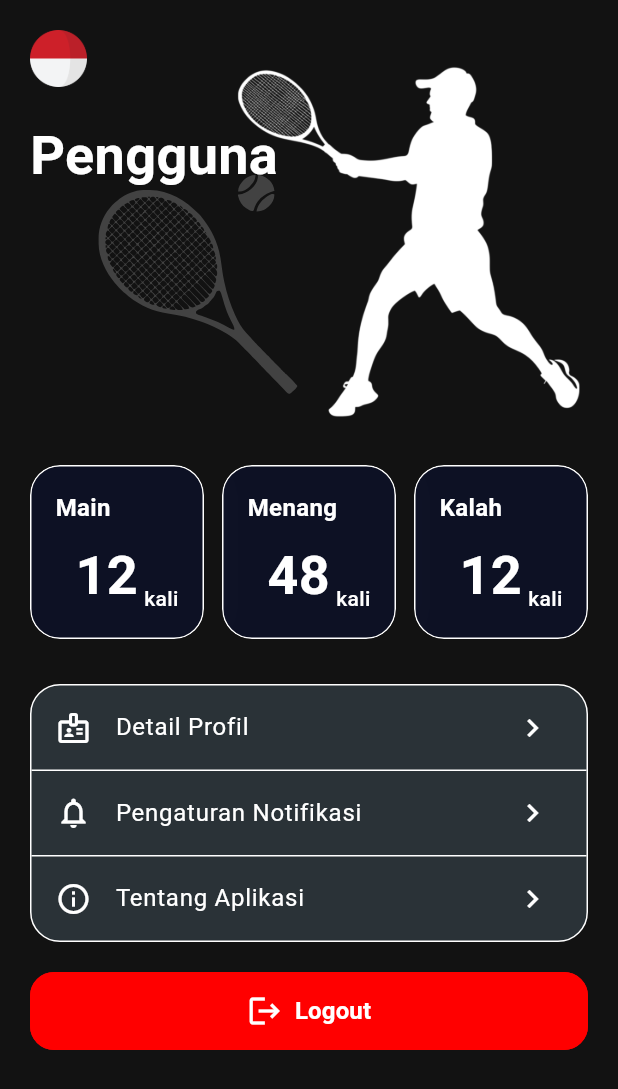
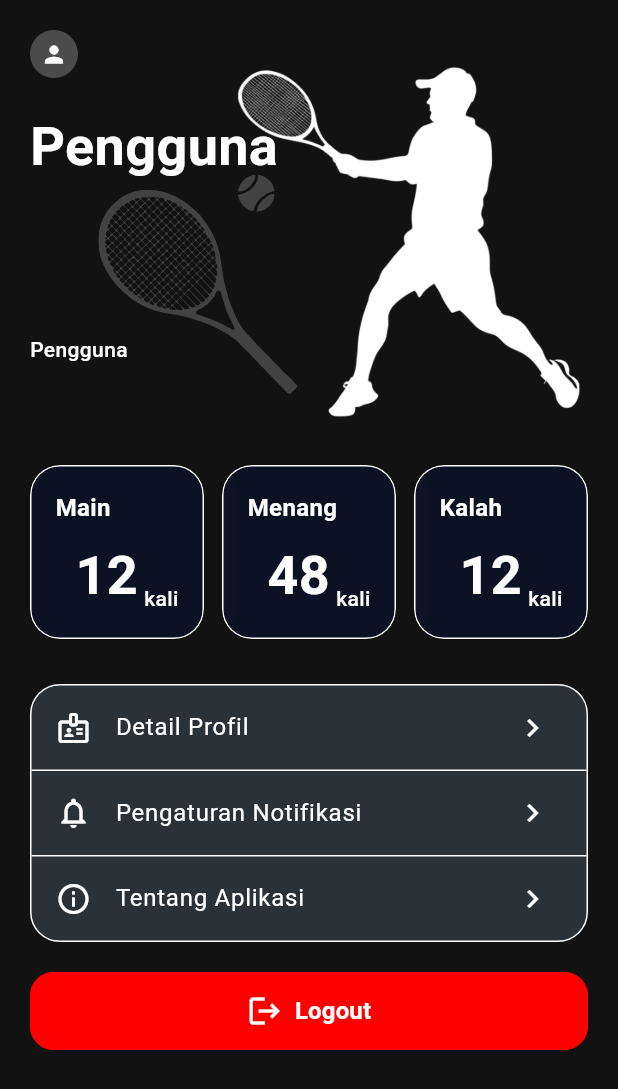
Before and after one commit to fajricpaix/scoreboard, a Flutter app: the ProfilePage screen opened directly, on a phone screen of 412 x 824 dp. Shown: the top 1089 px of the screen. Run offline on Flutter 3.47's test engine with Material 3 defaults, Android fonts, the phone set to English and light mode, and no system bars; our stand-ins replace firebase_auth, firebase_core, flutter_svg, google_mobile_ads, google_sign_in, share_plus; accounts and stored records are empty; network calls fail.

Commit message:
profile page

```diff
--- a/lib/components/profile/profile_header.dart
+++ b/lib/components/profile/profile_header.dart
@@ -21,9 +21,21 @@ class ProfileHeader extends StatelessWidget {
     return 'Pengguna';
   }
 
+  String _resolveEmailAddress() {
+    final String? email = AuthService.currentUser?.email?.trim();
+    if (email != null && email.isNotEmpty) {
+      return email;
+    }
+
+    return _resolveUserDisplayName();
+  }
+
   @override
   Widget build(BuildContext context) {
     final String userDisplayName = _resolveUserDisplayName();
+    final String emailAddress = _resolveEmailAddress();
+    final String? userPhotoUrl = AuthService.currentUser?.photoURL?.trim();
+    final bool hasUserPhoto = userPhotoUrl != null && userPhotoUrl.isNotEmpty;
 
     return Container(
       width: double.infinity,
@@ -69,7 +81,16 @@ class ProfileHeader extends StatelessWidget {
             child: Column(
               crossAxisAlignment: CrossAxisAlignment.start,
               children: [
-                Image.asset('assets/icon/indonesia.png', height: 38),
+                CircleAvatar(
+                  radius: 16,
+                  backgroundColor: Colors.white24,
+                  backgroundImage: hasUserPhoto
+                      ? NetworkImage(userPhotoUrl)
+                      : null,
+                  child: !hasUserPhoto
+                      ? const Icon(Icons.person, color: Colors.white, size: 18)
+                      : null,
+                ),
                 const SizedBox(height: 20),
                 Text(
                   userDisplayName,
@@ -77,6 +98,14 @@ class ProfileHeader extends StatelessWidget {
                     color: textColor,
                     fontSize: 36,
                     fontWeight: FontWeight.bold,
+                  ),
+                ),
+                const SizedBox(height: 100),
+                Text(
+                  emailAddress,
+                  style: TextStyle(
+                    color: textColor,
+                    fontWeight: FontWeight.w500,
                   ),
                 ),
               ],
```
